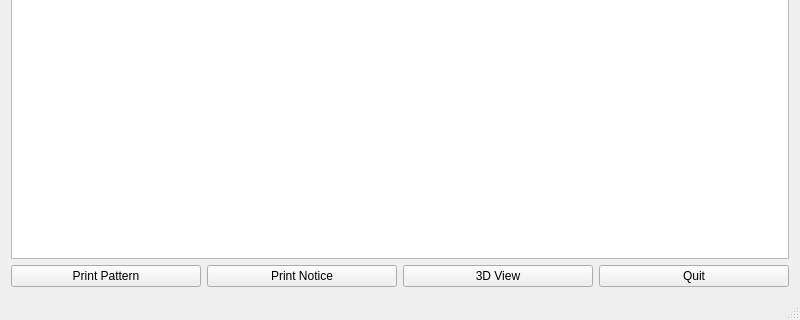
Above: mainwindow.ui from lbaudouin/SewingPattern before the change; both pictures show x 0 to 800 and y 280 to 600 of the 800 by 600 pixel window. Below: the same form after it.
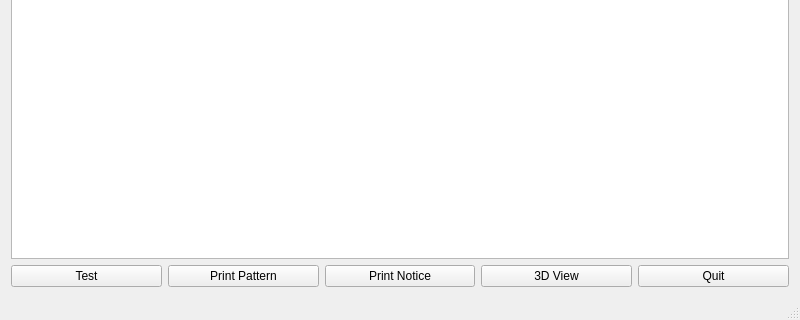
That is the form after the change.

```diff
--- a/mainwindow.ui
+++ b/mainwindow.ui
@@ -20,6 +20,13 @@
     </item>
     <item>
      <layout class="QHBoxLayout" name="horizontalLayout">
+      <item>
+       <widget class="QPushButton" name="buttonTest">
+        <property name="text">
+         <string>Test</string>
+        </property>
+       </widget>
+      </item>
       <item>
        <widget class="QPushButton" name="buttonPattern">
         <property name="text">
```
Left out of the diff: 2 changed lines with no effect on the pictures.
